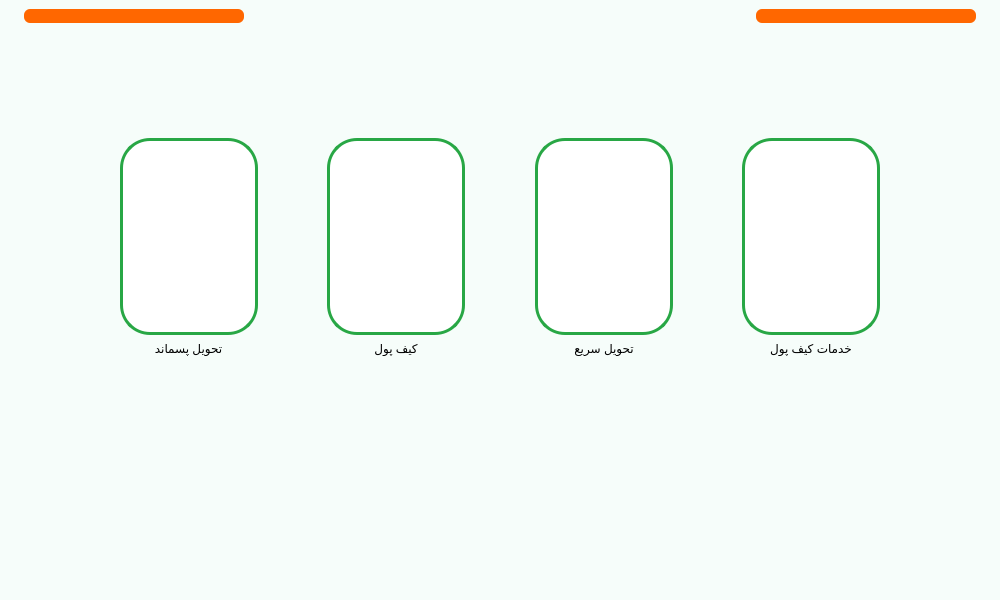
First picture: the form in main.ui, repository Farazist/raspberrypi-app, before the edit.
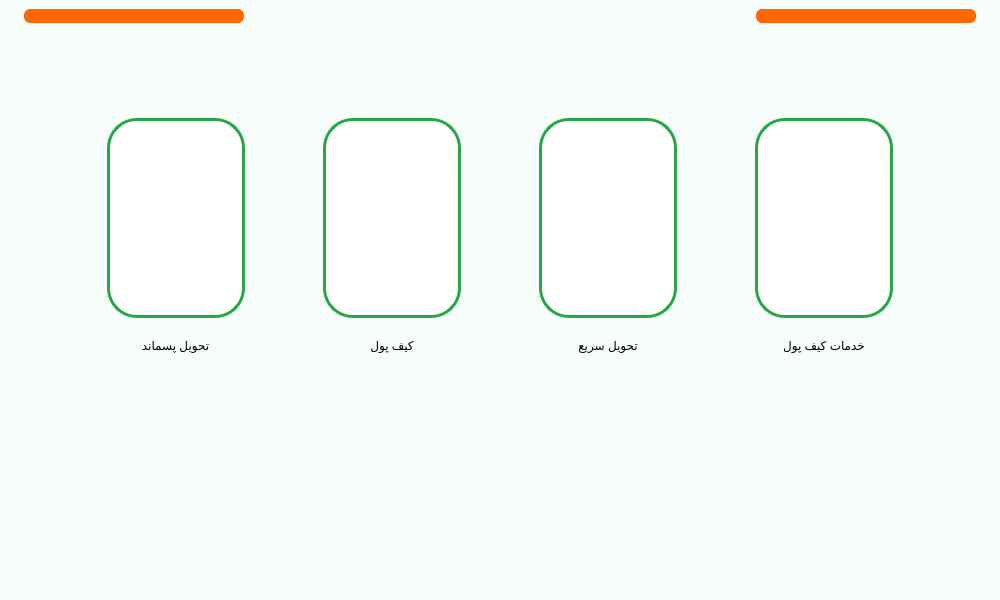
Second picture: the form after the edit. The open tabs and pages were chosen to show the change. Icons and pictures are not drawn.

Patch:
```diff
--- a/main.ui
+++ b/main.ui
@@ -575,14 +575,17 @@
        <layout class="QVBoxLayout" name="verticalLayout_5">
         <item>
          <layout class="QHBoxLayout" name="horizontalLayout_3">
+          <property name="spacing">
+           <number>20</number>
+          </property>
           <property name="leftMargin">
-           <number>70</number>
+           <number>60</number>
           </property>
           <property name="topMargin">
-           <number>100</number>
+           <number>80</number>
           </property>
           <property name="rightMargin">
-           <number>70</number>
+           <number>60</number>
           </property>
           <property name="bottomMargin">
            <number>20</number>
```
Left out of the diff: 11 changed lines with no effect on the pictures.
